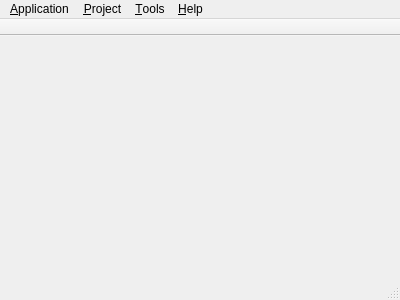
BuildmLearn/BuildmLearn-Toolkit, file src/gui/formmain.ui: the form before one commit.
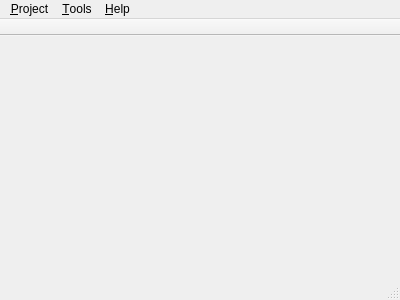
The form after the commit.

Diff of the .ui file:
```diff
--- a/src/gui/formmain.ui
+++ b/src/gui/formmain.ui
@@ -31,12 +31,6 @@
     <addaction name="m_actionHelp"/>
     <addaction name="m_actionAboutToolkit"/>
    </widget>
-   <widget class="QMenu" name="n_menuApplication">
-    <property name="title">
-     <string>&amp;Application</string>
-    </property>
-    <addaction name="m_actionQuit"/>
-   </widget>
    <widget class="QMenu" name="m_menuProject">
     <property name="title">
      <string>&amp;Project</string>
@@ -54,7 +48,6 @@
     </property>
     <addaction name="m_actionSettings"/>
    </widget>
-   <addaction name="n_menuApplication"/>
    <addaction name="m_menuProject"/>
    <addaction name="m_menuTools"/>
    <addaction name="m_menuHelp"/>
```
Left out of the diff: 2 changed lines with no effect on the pictures.
